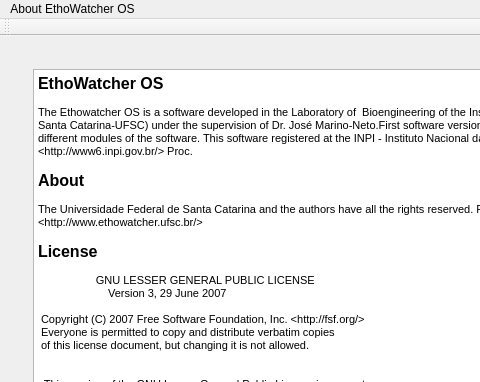
Old version of the form src/ethowatcher.ui in the repository EthoWatcher/ethowatcher; both pictures show x 0 to 480 and y 0 to 382 of the 1036 by 726 pixel window.
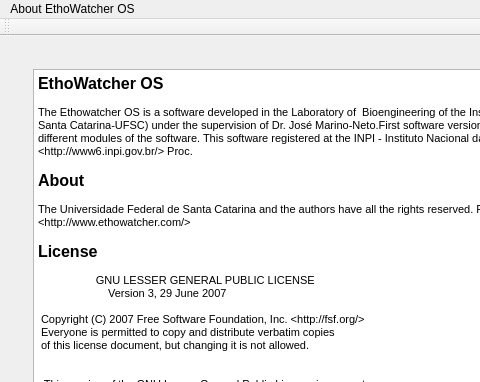
New version of the form. The open tabs and pages were chosen to show the change. Icons and pictures are not drawn.

```diff
--- a/src/ethowatcher.ui
+++ b/src/ethowatcher.ui
@@ -585,7 +585,7 @@
 &lt;p style=&quot;-qt-paragraph-type:empty; margin-top:0px; margin-bottom:0px; margin-left:0px; margin-right:0px; -qt-block-indent:0; text-indent:0px; font-size:8pt;&quot;&gt;&lt;br /&gt;&lt;/p&gt;
 &lt;p style=&quot; margin-top:0px; margin-bottom:0px; margin-left:0px; margin-right:0px; -qt-block-indent:0; text-indent:0px;&quot;&gt;&lt;span style=&quot; font-size:12pt; font-weight:600;&quot;&gt;About&lt;/span&gt;&lt;/p&gt;
 &lt;p style=&quot;-qt-paragraph-type:empty; margin-top:0px; margin-bottom:0px; margin-left:0px; margin-right:0px; -qt-block-indent:0; text-indent:0px; font-size:8pt;&quot;&gt;&lt;br /&gt;&lt;/p&gt;
-&lt;p style=&quot; margin-top:0px; margin-bottom:0px; margin-left:0px; margin-right:0px; -qt-block-indent:0; text-indent:0px;&quot;&gt;&lt;span style=&quot; font-size:8pt;&quot;&gt;The Universidade Federal de Santa Catarina and the authors have all the rights reserved. For further information, contact with the developers and download of the software, please visit us at &amp;lt;http://www.ethowatcher.ufsc.br/&amp;gt;&lt;/span&gt;&lt;/p&gt;
+&lt;p style=&quot; margin-top:0px; margin-bottom:0px; margin-left:0px; margin-right:0px; -qt-block-indent:0; text-indent:0px;&quot;&gt;&lt;span style=&quot; font-size:8pt;&quot;&gt;The Universidade Federal de Santa Catarina and the authors have all the rights reserved. For further information, contact with the developers and download of the software, please visit us at &amp;lt;http://www.ethowatcher.com/&amp;gt;&lt;/span&gt;&lt;/p&gt;
 &lt;p style=&quot;-qt-paragraph-type:empty; margin-top:0px; margin-bottom:0px; margin-left:0px; margin-right:0px; -qt-block-indent:0; text-indent:0px; font-size:8pt;&quot;&gt;&lt;br /&gt;&lt;/p&gt;
 &lt;p style=&quot; margin-top:0px; margin-bottom:0px; margin-left:0px; margin-right:0px; -qt-block-indent:0; text-indent:0px;&quot;&gt;&lt;span style=&quot; font-size:12pt; font-weight:600;&quot;&gt;License&lt;/span&gt;&lt;/p&gt;
 &lt;p style=&quot;-qt-paragraph-type:empty; margin-top:0px; margin-bottom:0px; margin-left:0px; margin-right:0px; -qt-block-indent:0; text-indent:0px; font-size:8pt;&quot;&gt;&lt;br /&gt;&lt;/p&gt;
```
Left out of the diff: 2 changed lines with no effect on the pictures.
